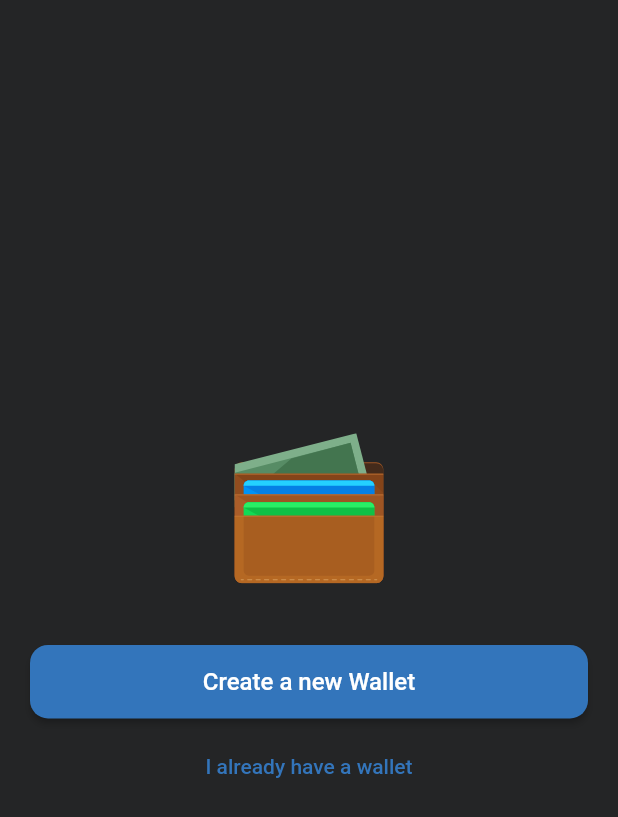
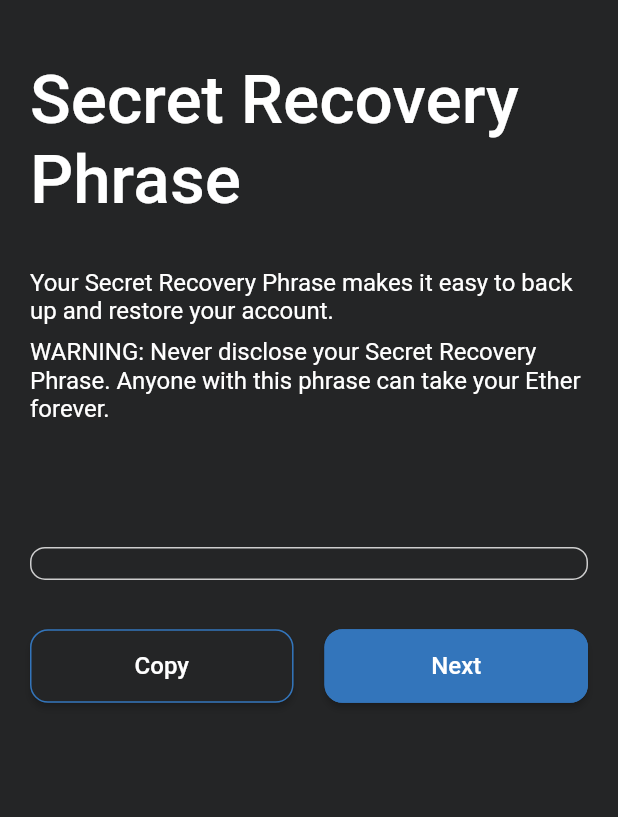
Before and after one commit to cscoderr/crypto_wallet_app, a Flutter app: the screen it shows after launch, after a tap on "Create a new Wallet", on a phone screen of 412 x 824 dp. Shown: the top 817 px of the screen. Run offline on Flutter 3.47's test engine with Material 2 defaults, Android fonts, the phone set to English and light mode, and no system bars; our stand-ins replace bloc, equatable, flutter_bloc, flutter_svg, intl_phone_number_input, pin_code_fields; missing offline and left inert: bip39.

Commit message:
seed phrase added

```diff
--- a/lib/app/app_router.dart
+++ b/lib/app/app_router.dart
@@ -1,6 +1,6 @@
 import 'dart:io';
 
-import 'package:crypto_wallet/presentation/create_wallet/create_wallet.dart';
+import 'package:crypto_wallet/presentation/authentication/authentication.dart';
 import 'package:crypto_wallet/presentation/landing/landing.dart';
 import 'package:cs_ui/cs_ui.dart';
 import 'package:flutter/cupertino.dart';
@@ -8,7 +8,12 @@ import 'package:flutter/material.dart';
 
 class WalletPages {
   static const String landing = '/';
-  static const String auth = '/auth';
+  static const String createPin = '/auth/create/pin';
+  static const String authLanding = '/auth/landing';
+  static const String createWallet = '/auth/create/wallet';
+  static const String consent = '/auth/consent';
+  static const String seedPhrase = '/auth/seedPhrase';
+  static const String confirmSeedPhrase = '/auth/confirmSeedPhrase';
 }
 
 class AppRouter {
@@ -17,9 +22,30 @@ class AppRouter {
     switch (settings.name) {
       case WalletPages.landing:
         return platformPageRoute<dynamic>(builder: (_) => const LandingPage());
-      case WalletPages.auth:
+      case WalletPages.createWallet:
         return platformPageRoute<dynamic>(
-            builder: (_) => const CreateWalletPage());
+          builder: (_) => const CreateWalletPage(),
+        );
+      case WalletPages.authLanding:
+        return platformPageRoute<dynamic>(
+          builder: (_) => const AuthLandingPage(),
+        );
+      case WalletPages.createPin:
+        return platformPageRoute<dynamic>(
+          builder: (_) => const CreatePinPage(),
+        );
+      case WalletPages.consent:
+        return platformPageRoute<dynamic>(
+          builder: (_) => const ConsentPage(),
+        );
+      case WalletPages.seedPhrase:
+        return platformPageRoute<dynamic>(
+          builder: (_) => const SeedPhrasePage(),
+        );
+      case WalletPages.confirmSeedPhrase:
+        return platformPageRoute<dynamic>(
+          builder: (_) => const ConfirmSeedPage(),
+        );
       default:
         return platformPageRoute<dynamic>(
           builder: (_) => Scaffold(
--- a/lib/app/view/app.dart
+++ b/lib/app/view/app.dart
@@ -6,13 +6,28 @@
 // https://opensource.org/licenses/MIT.
 
 import 'package:crypto_wallet/app/app_router.dart';
-import 'package:crypto_wallet/l10n/l10n.dart';
+import 'package:crypto_wallet/presentation/authentication/seed_phrase/cubit/seed_phrase_cubit.dart';
 import 'package:cs_ui/cs_ui.dart';
 import 'package:flutter/material.dart';
+import 'package:flutter_bloc/flutter_bloc.dart';
 // import 'package:flutter_localizations/flutter_localizations.dart';
 
 class App extends StatelessWidget {
   const App({Key? key}) : super(key: key);
+
+  @override
+  Widget build(BuildContext context) {
+    return MultiBlocProvider(
+      providers: [
+        BlocProvider(create: (context) => SeedPhraseCubit()),
+      ],
+      child: const _App(),
+    );
+  }
+}
+
+class _App extends StatelessWidget {
+  const _App({Key? key}) : super(key: key);
 
   @override
   Widget build(BuildContext context) {
--- /dev/null
+++ b/lib/presentation/authentication/authentication.dart
@@ -0,0 +1,5 @@
+export 'consent/consent.dart';
+export 'create_pin/create_pin.dart';
+export 'create_wallet/create_wallet.dart';
+export 'landing/landing.dart';
+export 'seed_phrase/seed_phrase.dart';
--- /dev/null
+++ b/lib/presentation/authentication/consent/consent.dart
@@ -0,0 +1 @@
+export 'view/consent_page.dart';
--- /dev/null
+++ b/lib/presentation/authentication/consent/view/consent_page.dart
@@ -0,0 +1,10 @@
+import 'package:flutter/material.dart';
+
+class ConsentPage extends StatelessWidget {
+  const ConsentPage({Key? key}) : super(key: key);
+
+  @override
+  Widget build(BuildContext context) {
+    return Container();
+  }
+}
--- /dev/null
+++ b/lib/presentation/authentication/create_pin/create_pin.dart
@@ -0,0 +1 @@
+export 'view/create_pin_page.dart';
--- /dev/null
+++ b/lib/presentation/authentication/create_pin/view/create_pin_page.dart
@@ -0,0 +1,10 @@
+import 'package:flutter/material.dart';
+
+class CreatePinPage extends StatelessWidget {
+  const CreatePinPage({Key? key}) : super(key: key);
+
+  @override
+  Widget build(BuildContext context) {
+    return Container();
+  }
+}
--- /dev/null
+++ b/lib/presentation/authentication/landing/landing.dart
@@ -0,0 +1 @@
+export 'view/landing_page.dart';
--- /dev/null
+++ b/lib/presentation/authentication/landing/view/landing_page.dart
@@ -0,0 +1,46 @@
+import 'package:crypto_wallet/app/app.dart';
+import 'package:cs_ui/cs_ui.dart';
+import 'package:flutter/material.dart';
+import 'package:flutter_svg/svg.dart';
+
+class AuthLandingPage extends StatelessWidget {
+  const AuthLandingPage({Key? key}) : super(key: key);
+
+  @override
+  Widget build(BuildContext context) {
+    return Scaffold(
+      body: SafeArea(
+        child: Padding(
+          padding: const EdgeInsets.all(20),
+          child: Column(
+            mainAxisAlignment: MainAxisAlignment.center,
+            children: [
+              SvgPicture.asset(
+                'assets/images/svg/logo.svg',
+                width: 100,
+                height: 100,
+              ),
+              SizedBox(height: context.minBlockVertical * 5),
+              SolidButton(
+                text: 'Create a new Wallet',
+                onPressed: () => context.push(WalletPages.seedPhrase),
+              ),
+              SizedBox(height: context.minBlockVertical),
+              TextButton(
+                onPressed: () {},
+                child: Text(
+                  'I already have a wallet',
+                  style: CsTextStyle.caption.copyWith(
+                    color: CsColors.primary,
+                    fontSize: 14,
+                    fontWeight: CsFontWeight.medium,
+                  ),
+                ),
+              )
+            ],
+          ),
+        ),
+      ),
+    );
+  }
+}
--- /dev/null
+++ b/lib/presentation/authentication/seed_phrase/cubit/seed_phrase_cubit.dart
@@ -0,0 +1,24 @@
+import 'package:bip39/bip39.dart' as bip39;
+import 'package:bloc/bloc.dart';
+import 'package:equatable/equatable.dart';
+
+part 'seed_phrase_state.dart';
+
+class SeedPhraseCubit extends Cubit<SeedPhraseState> {
+  SeedPhraseCubit() : super(const SeedPhraseState());
+
+  void generateMnemonic() {
+    final mnemonic = bip39.generateMnemonic();
+    final seedHex = bip39.mnemonicToSeedHex(mnemonic);
+    final mnemonics = mnemonic.split(' ');
+    final randomMnemonics = mnemonics..reversed.toList().shuffle();
+
+    emit(
+      state.copyWith(
+        mnemonics: mnemonics,
+        generatedSeedHex: seedHex,
+        randomMnemonics: randomMnemonics,
+      ),
+    );
+  }
+}
--- /dev/null
+++ b/lib/presentation/authentication/seed_phrase/cubit/seed_phrase_state.dart
@@ -0,0 +1,42 @@
+part of 'seed_phrase_cubit.dart';
+
+class SeedPhraseState extends Equatable {
+  const SeedPhraseState({
+    this.mnemonics = const [],
+    this.randomMnemonics = const [],
+    this.confirmMnemonics = const [],
+    this.generatedSeedHex = '',
+    this.confirmSeedHex = '',
+  });
+
+  SeedPhraseState copyWith({
+    List<String>? mnemonics,
+    String? generatedSeedHex,
+    String? confirmSeedHex,
+    List<String>? randomMnemonics,
+    List<String>? confirmMnemonics,
+  }) {
+    return SeedPhraseState(
+      mnemonics: mnemonics ?? this.mnemonics,
+      randomMnemonics: randomMnemonics ?? this.randomMnemonics,
+      confirmMnemonics: confirmMnemonics ?? this.confirmMnemonics,
+      confirmSeedHex: confirmSeedHex ?? this.confirmSeedHex,
+      generatedSeedHex: generatedSeedHex ?? this.generatedSeedHex,
+    );
+  }
+
+  final List<String> mnemonics;
+  final List<String> randomMnemonics;
+  final String generatedSeedHex;
+  final String confirmSeedHex;
+  final List<String> confirmMnemonics;
+
+  @override
+  List<Object?> get props => [
+        mnemonics,
+        randomMnemonics,
+        generatedSeedHex,
+        confirmSeedHex,
+        confirmMnemonics,
+      ];
+}
--- /dev/null
+++ b/lib/presentation/authentication/seed_phrase/seed_phrase.dart
@@ -0,0 +1,3 @@
+export 'cubit/seed_phrase_cubit.dart';
+export 'view/confirm_seed_page.dart';
+export 'view/seed_phrase_page.dart';
--- /dev/null
+++ b/lib/presentation/authentication/seed_phrase/view/confirm_seed_page.dart
@@ -0,0 +1,61 @@
+import 'package:crypto_wallet/presentation/authentication/seed_phrase/cubit/seed_phrase_cubit.dart';
+import 'package:cs_ui/cs_ui.dart';
+import 'package:flutter/material.dart';
+import 'package:flutter_bloc/flutter_bloc.dart';
+
+class ConfirmSeedPage extends StatelessWidget {
+  const ConfirmSeedPage({Key? key}) : super(key: key);
+
+  @override
+  Widget build(BuildContext context) {
+    return Scaffold(
+      body: SafeArea(
+        child: Padding(
+          padding: const EdgeInsets.symmetric(horizontal: 20, vertical: 40),
+          child: Column(
+            children: [
+              Text(
+                'Confirm your Secret Recovery Phrase',
+                style: CsTextStyle.headline1.copyWith(
+                  fontSize: 45,
+                ),
+              ),
+              SizedBox(height: context.minBlockVertical * 4),
+              Expanded(
+                child: BlocBuilder<SeedPhraseCubit, SeedPhraseState>(
+                  builder: (context, state) {
+                    return Wrap(
+                      runSpacing: 30,
+                      // verticalDirection: VerticalDirection.up,
+                      children: List.generate(
+                        state.mnemonics.length,
+                        (index) => FilterChip(
+                          backgroundColor: CsColors.background,
+                          padding: const EdgeInsets.symmetric(
+                            horizontal: 30,
+                            vertical: 15,
+                          ),
+                          shape: RoundedRectangleBorder(
+                            side: const BorderSide(color: CsColors.primary),
+                            borderRadius: BorderRadius.circular(10),
+                          ),
+                          label: Text(
+                            state.randomMnemonics[index],
+                            style: CsTextStyle.caption.copyWith(
+                              fontSize: 18,
+                            ),
+                          ),
+                          onSelected: (value) {},
+                        ),
+                      ),
+                    );
+                  },
+                ),
+              ),
+            ],
+          ),
+        ),
+      ),
+    );
+  }
+}
--- /dev/null
+++ b/lib/presentation/authentication/seed_phrase/view/seed_phrase_page.dart
@@ -0,0 +1,112 @@
+import 'package:crypto_wallet/app/app_router.dart';
+import 'package:crypto_wallet/presentation/authentication/seed_phrase/cubit/seed_phrase_cubit.dart';
+import 'package:cs_ui/cs_ui.dart';
+import 'package:flutter/material.dart';
+import 'package:flutter/services.dart';
+import 'package:flutter_bloc/flutter_bloc.dart';
+
+class SeedPhrasePage extends StatefulWidget {
+  const SeedPhrasePage({Key? key}) : super(key: key);
+
+  @override
+  State<SeedPhrasePage> createState() => _SeedPhrasePageState();
+}
+
+class _SeedPhrasePageState extends State<SeedPhrasePage> {
+  @override
+  void initState() {
+    WidgetsBinding.instance!.addPostFrameCallback((timeStamp) {
+      context.read<SeedPhraseCubit>().generateMnemonic();
+    });
+    super.initState();
+  }
+
+  @override
+  Widget build(BuildContext context) {
+    return Scaffold(
+      body: SafeArea(
+        child: Padding(
+          padding: const EdgeInsets.symmetric(horizontal: 20, vertical: 40),
+          child: Column(
+            children: [
+              Text(
+                'Secret Recovery Phrase',
+                style: CsTextStyle.headline1.copyWith(
+                  fontSize: 45,
+                ),
+              ),
+              SizedBox(height: context.minBlockVertical * 4),
+              Text(
+                '''Your Secret Recovery Phrase makes it easy to back up and restore your account.''',
+                style: CsTextStyle.overline.copyWith(),
+              ),
+              SizedBox(height: context.minBlockVertical),
+              Text(
+                '''WARNING: Never disclose your Secret Recovery Phrase. Anyone with this phrase can take your Ether forever.''',
+                style: CsTextStyle.overline.copyWith(),
+              ),
+              SizedBox(height: context.minBlockVertical * 10),
+              Container(
+                width: double.infinity,
+                padding: const EdgeInsets.all(10),
+                decoration: BoxDecoration(
+                  border: Border.all(color: CsColors.grey),
+                  borderRadius: BorderRadius.circular(10),
+                ),
+                child: BlocBuilder<SeedPhraseCubit, SeedPhraseState>(
+                  builder: (context, state) {
+                    return Wrap(
+                      spacing: 10,
+                      children: List.generate(
+                        state.mnemonics.length,
+                        (index) => Text(
+                          state.mnemonics[index],
+                          style: CsTextStyle.overline.copyWith(
+                            fontSize: 18,
+                          ),
+                        ),
+                      ),
+                    );
+                  },
+                ),
+              ),
+              SizedBox(height: context.minBlockVertical * 4),
+              BlocBuilder<SeedPhraseCubit, SeedPhraseState>(
+                builder: (context, state) {
+                  return Row(
+                    children: [
+                      Expanded(
+                        child: SolidButton(
+                          text: 'Copy',
+                          color: CsColors.background,
+                          onPressed: () {
+                            Clipboard.setData(
+                              ClipboardData(
+                                text: state.mnemonics.join(' '),
+                              ),
+                            );
+                            context.showSuccessMessage(
+                              'Phrase copied successfully',
+                            );
+                          },
+                        ),
+                      ),
+                      SizedBox(width: context.minBlockHorizontal * 5),
+                      Expanded(
+                        child: SolidButton(
+                          text: 'Next',
+                          onPressed: () =>
+                              context.push(WalletPages.confirmSeedPhrase),
+                        ),
+                      ),
+                    ],
+                  );
+                },
+              ),
+            ],
+          ),
+        ),
+      ),
+    );
+  }
+}
--- a/lib/presentation/landing/view/landing_page.dart
+++ b/lib/presentation/landing/view/landing_page.dart
@@ -19,7 +19,7 @@ class _LandingPageState extends State<LandingPage> {
   void initState() {
     super.initState();
     timer = Timer(const Duration(seconds: 2), () {
-      context.replace(WalletPages.auth);
+      context.replace(WalletPages.authLanding);
     });
   }
 
--- a/packages/cs_ui/lib/src/typography/text_styles.dart
+++ b/packages/cs_ui/lib/src/typography/text_styles.dart
@@ -4,7 +4,7 @@ import 'package:flutter/material.dart';
 
 class CsTextStyle {
   static const TextStyle _textStyle = TextStyle(
-    color: CsColors.primaryText,
+    color: CsColors.white,
     fontWeight: CsFontWeight.regular,
   );
 
--- a/packages/cs_ui/lib/src/widgets/solid_button.dart
+++ b/packages/cs_ui/lib/src/widgets/solid_button.dart
@@ -36,6 +36,7 @@ class SolidButton extends StatelessWidget {
           primary: color,
           shape: RoundedRectangleBorder(
             borderRadius: BorderRadius.circular(radius),
+            side: border,
           ),
         ),
         child: Padding(
--- a/pubspec.yaml
+++ b/pubspec.yaml
@@ -12,6 +12,7 @@ dependencies:
   cs_ui:
     path: packages/cs_ui
   ed25519_hd_key: ^2.2.0
+  equatable: ^2.0.3
   flutter:
     sdk: flutter
   flutter_bloc: ^8.0.1
```
Also changed, not shown: lib/presentation/authentication/create_wallet/create_wallet.dart (renamed from lib/presentation/create_wallet/create_wallet.dart), lib/presentation/authentication/create_wallet/view/create_wallet_page.dart (renamed from lib/presentation/create_wallet/view/create_wallet_page.dart), pubspec.lock.
